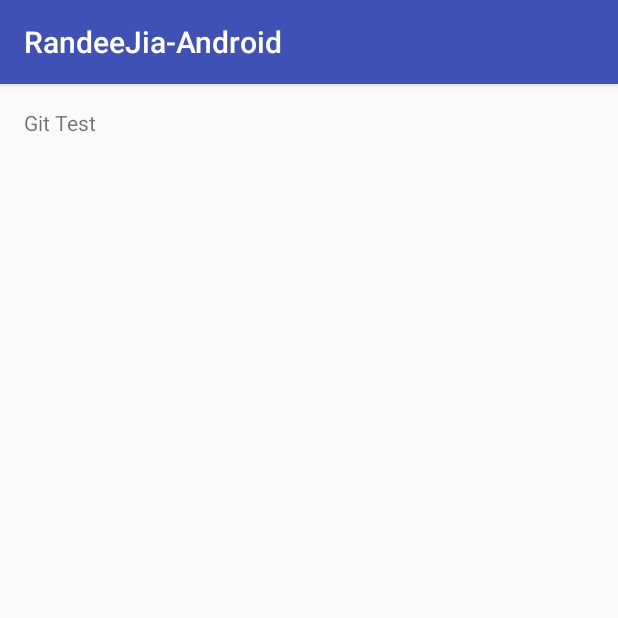
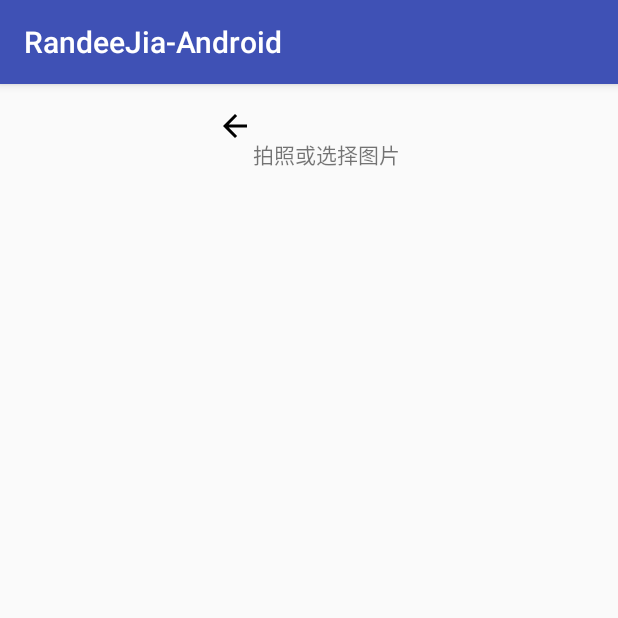
Before and after one commit to randeejia/RandeeJia-Android, an Android app: the screen it shows after launch (MainActivity), on a phone screen of 412 x 824 dp, the top half of it. Run offline under Robolectric (Android 15) with nearby library versions, the phone set to English and light mode, and no system bars.

```diff
--- a/app/build.gradle
+++ b/app/build.gradle
@@ -20,10 +20,12 @@ android {
 }
 
 dependencies {
-    compile fileTree(dir: 'libs', include: ['*.jar'])
+    compile fileTree(include: ['*.jar'], dir: 'libs')
     androidTestCompile('com.android.support.test.espresso:espresso-core:2.2.2', {
         exclude group: 'com.android.support', module: 'support-annotations'
     })
     compile 'com.android.support:appcompat-v7:25.1.1'
     testCompile 'junit:junit:4.12'
+    compile project(':ModifyUserAvtar')
+    compile project(':RandeeJiaUtil')
 }
--- a/app/src/main/res/layout/activity_main.xml
+++ b/app/src/main/res/layout/activity_main.xml
@@ -1,17 +1,25 @@
 <?xml version="1.0" encoding="utf-8"?>
-<RelativeLayout xmlns:android="http://schemas.android.com/apk/res/android"
-    xmlns:tools="http://schemas.android.com/tools"
-    android:id="@+id/activity_main"
+<LinearLayout xmlns:android="http://schemas.android.com/apk/res/android"
     android:layout_width="match_parent"
     android:layout_height="match_parent"
     android:paddingBottom="@dimen/activity_vertical_margin"
     android:paddingLeft="@dimen/activity_horizontal_margin"
     android:paddingRight="@dimen/activity_horizontal_margin"
     android:paddingTop="@dimen/activity_vertical_margin"
-    tools:context="cn.randeejia.app.MainActivity">
+    android:gravity="center_horizontal">
+
+
+    <ImageView
+        android:id="@+id/image"
+        android:layout_width="wrap_content"
+        android:layout_height="wrap_content"
+        android:src="@drawable/ic_arrow_back_black_24dp"/>
 
     <TextView
+        android:id="@+id/text"
         android:layout_width="wrap_content"
         android:layout_height="wrap_content"
-        android:text="Git Test" />
-</RelativeLayout>
+        android:text="拍照或选择图片"
+        android:layout_marginTop="20dp"
+        android:onClick="onClick" />
+</LinearLayout>
```
Also changed, not shown: RotateTextView/build.gradle (+14 -0 lines), app/src/main/java/cn/randeejia/app/MainActivity.java (+52 -0 lines), build.gradle (+9 -0 lines).
